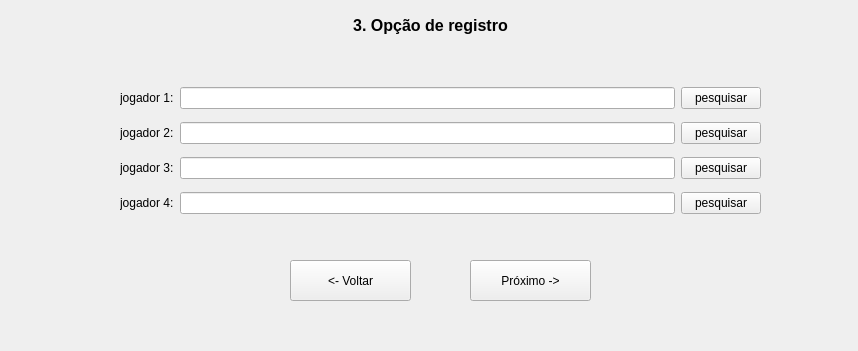
Qt form 0_create_miniMap/interfaces_pyqt/calibracao_cone.ui (Mattheus-Smith/objectDetection) before a commit.
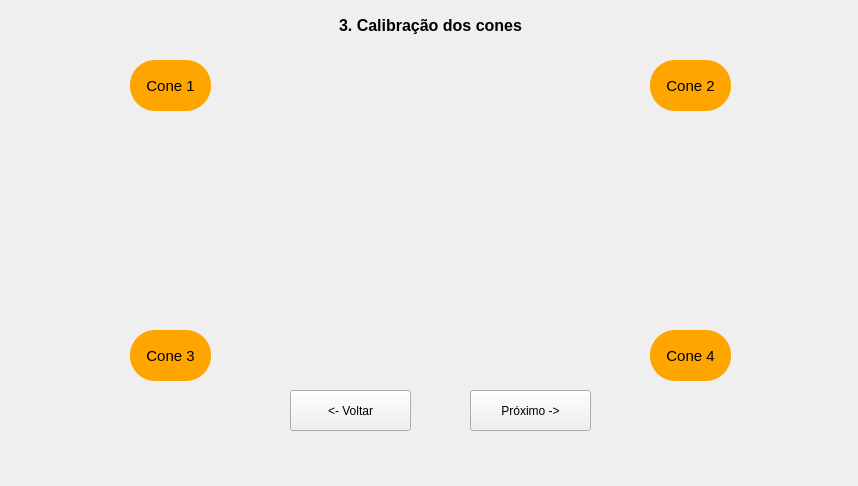
The same form after that commit. Icons and pictures are not drawn.

The edit to the form file:
```diff
--- a/0_create_miniMap/interfaces_pyqt/calibracao_cone.ui
+++ b/0_create_miniMap/interfaces_pyqt/calibracao_cone.ui
@@ -7,7 +7,7 @@
     <x>0</x>
     <y>0</y>
     <width>858</width>
-    <height>351</height>
+    <height>486</height>
    </rect>
   </property>
   <property name="windowTitle">
@@ -24,7 +24,7 @@
      </rect>
     </property>
     <property name="text">
-     <string>&lt;html&gt;&lt;head/&gt;&lt;body&gt;&lt;p&gt;&lt;span style=&quot; font-size:12pt; font-weight:600;&quot;&gt;3. Opção de registro&lt;/span&gt;&lt;/p&gt;&lt;/body&gt;&lt;/html&gt;</string>
+     <string>&lt;html&gt;&lt;head/&gt;&lt;body&gt;&lt;p&gt;&lt;span style=&quot; font-size:12pt; font-weight:600;&quot;&gt;3. Calibração dos cones&lt;/span&gt;&lt;/p&gt;&lt;/body&gt;&lt;/html&gt;</string>
     </property>
     <property name="alignment">
      <set>Qt::AlignCenter</set>
@@ -34,7 +34,7 @@
     <property name="geometry">
      <rect>
       <x>470</x>
-      <y>260</y>
+      <y>390</y>
       <width>121</width>
       <height>41</height>
      </rect>
@@ -43,107 +43,11 @@
      <string>Próximo -&gt;</string>
     </property>
    </widget>
-   <widget class="QWidget" name="verticalLayoutWidget">
-    <property name="geometry">
-     <rect>
-      <x>120</x>
-      <y>80</y>
-      <width>641</width>
-      <height>143</height>
-     </rect>
-    </property>
-    <layout class="QVBoxLayout" name="verticalLayout">
-     <item>
-      <layout class="QHBoxLayout" name="horizontalLayout">
-       <item>
-        <widget class="QLabel" name="label">
-         <property name="text">
-          <string>jogador 1:</string>
-         </property>
-        </widget>
-       </item>
-       <item>
-        <widget class="QLineEdit" name="cone1"/>
-       </item>
-       <item>
-        <widget class="QPushButton" name="bt_cone1">
-         <property name="text">
-          <string>pesquisar</string>
-         </property>
-        </widget>
-       </item>
-      </layout>
-     </item>
-     <item>
-      <layout class="QHBoxLayout" name="horizontalLayout_2">
-       <item>
-        <widget class="QLabel" name="label_2">
-         <property name="text">
-          <string>jogador 2:</string>
-         </property>
-        </widget>
-       </item>
-       <item>
-        <widget class="QLineEdit" name="cone2"/>
-       </item>
-       <item>
-        <widget class="QPushButton" name="bt_cone2">
-         <property name="text">
-          <string>pesquisar</string>
-         </property>
-        </widget>
-       </item>
-      </layout>
-     </item>
-     <item>
-      <layout class="QHBoxLayout" name="horizontalLayout_3">
-       <item>
-        <widget class="QLabel" name="label_3">
-         <property name="text">
-          <string>jogador 3:</string>
-         </property>
-        </widget>
-       </item>
-       <item>
-        <widget class="QLineEdit" name="cone3"/>
-       </item>
-       <item>
-        <widget class="QPushButton" name="bt_cone3">
-         <property name="text">
-          <string>pesquisar</string>
-         </property>
-        </widget>
-       </item>
-      </layout>
-     </item>
-     <item>
-      <layout class="QHBoxLayout" name="horizontalLayout_4">
-       <item>
-        <widget class="QLabel" name="label_4">
-         <property name="text">
-          <string>jogador 4:</string>
-         </property>
-        </widget>
-       </item>
-       <item>
-        <widget class="QLineEdit" name="cone4"/>
-       </item>
-       <item>
-        <widget class="QPushButton" name="bt_cone4">
-         <property name="text">
-          <string>pesquisar</string>
-         </property>
-        </widget>
-       </item>
-      </layout>
-     </item>
-    </layout>
-   </widget>
-   <widget class="QPushButton" name="pg1_prox_2">
+   <widget class="QPushButton" name="pg1_voltar">
     <property name="geometry">
      <rect>
       <x>290</x>
-      <y>260</y>
+      <y>390</y>
       <width>121</width>
       <height>41</height>
      </rect>
@@ -152,6 +56,150 @@
      <string>&lt;- Voltar</string>
     </property>
    </widget>
+   <widget class="QPushButton" name="bt_cone4">
+    <property name="geometry">
+     <rect>
+      <x>650</x>
+      <y>330</y>
+      <width>81</width>
+      <height>51</height>
+     </rect>
+    </property>
+    <property name="font">
+     <font>
+      <pointsize>11</pointsize>
+     </font>
+    </property>
+    <property name="styleSheet">
+     <string notr="true">QPushButton{
+	border-radius: 25px;
+	background-color: rgb(255,165,0);
+	color: rgb(0,0,0);
+}
+
+QPushButton:hover {
+    background: rgb(252, 183, 115);
+}
+</string>
+    </property>
+    <property name="text">
+     <string>Cone 4</string>
+    </property>
+   </widget>
+   <widget class="QPushButton" name="bt_cone3">
+    <property name="geometry">
+     <rect>
+      <x>130</x>
+      <y>330</y>
+      <width>81</width>
+      <height>51</height>
+     </rect>
+    </property>
+    <property name="font">
+     <font>
+      <pointsize>11</pointsize>
+     </font>
+    </property>
+    <property name="styleSheet">
+     <string notr="true">QPushButton{
+	border-radius: 25px;
+	background-color: rgb(255,165,0);
+	color: rgb(0,0,0);
+}
+
+QPushButton:hover {
+    background: rgb(252, 183, 115);
+}
+</string>
+    </property>
+    <property name="text">
+     <string>Cone 3</string>
+    </property>
+   </widget>
+   <widget class="QPushButton" name="bt_cone2">
+    <property name="geometry">
+     <rect>
+      <x>650</x>
+      <y>60</y>
+      <width>81</width>
+      <height>51</height>
+     </rect>
+    </property>
+    <property name="font">
+     <font>
+      <pointsize>11</pointsize>
+     </font>
+    </property>
+    <property name="styleSheet">
+     <string notr="true">QPushButton{
+	border-radius: 25px;
+	background-color: rgb(255,165,0);
+	color: rgb(0,0,0);
+}
+
+QPushButton:hover {
+    background: rgb(252, 183, 115);
+}
+</string>
+    </property>
+    <property name="text">
+     <string>Cone 2</string>
+    </property>
+   </widget>
+   <widget class="QPushButton" name="bt_cone1">
+    <property name="geometry">
+     <rect>
+      <x>130</x>
+      <y>60</y>
+      <width>81</width>
+      <height>51</height>
+     </rect>
+    </property>
+    <property name="font">
+     <font>
+      <pointsize>11</pointsize>
+     </font>
+    </property>
+    <property name="styleSheet">
+     <string notr="true">QPushButton{
+	border-radius: 25px;
+	background-color: rgb(255,165,0);
+	color: rgb(0,0,0);
+}
+
+QPushButton:hover {
+    background: rgb(252, 183, 115);
+}
+</string>
+    </property>
+    <property name="text">
+     <string>Cone 1</string>
+    </property>
+   </widget>
+   <widget class="QLabel" name="label">
+    <property name="geometry">
+     <rect>
+      <x>160</x>
+      <y>80</y>
+      <width>551</width>
+      <height>281</height>
+     </rect>
+    </property>
+    <property name="text">
+     <string/>
+    </property>
+    <property name="pixmap">
+     <pixmap>../campo_futebol_menor.png</pixmap>
+    </property>
+   </widget>
+   <zorder>opcao1</zorder>
+   <zorder>pg1_prox</zorder>
+   <zorder>pg1_voltar</zorder>
+   <zorder>label</zorder>
+   <zorder>bt_cone2</zorder>
+   <zorder>bt_cone1</zorder>
+   <zorder>bt_cone4</zorder>
+   <zorder>bt_cone3</zorder>
   </widget>
  </widget>
  <resources/>
```
Left out of the diff: 4 changed lines with no effect on the pictures.
